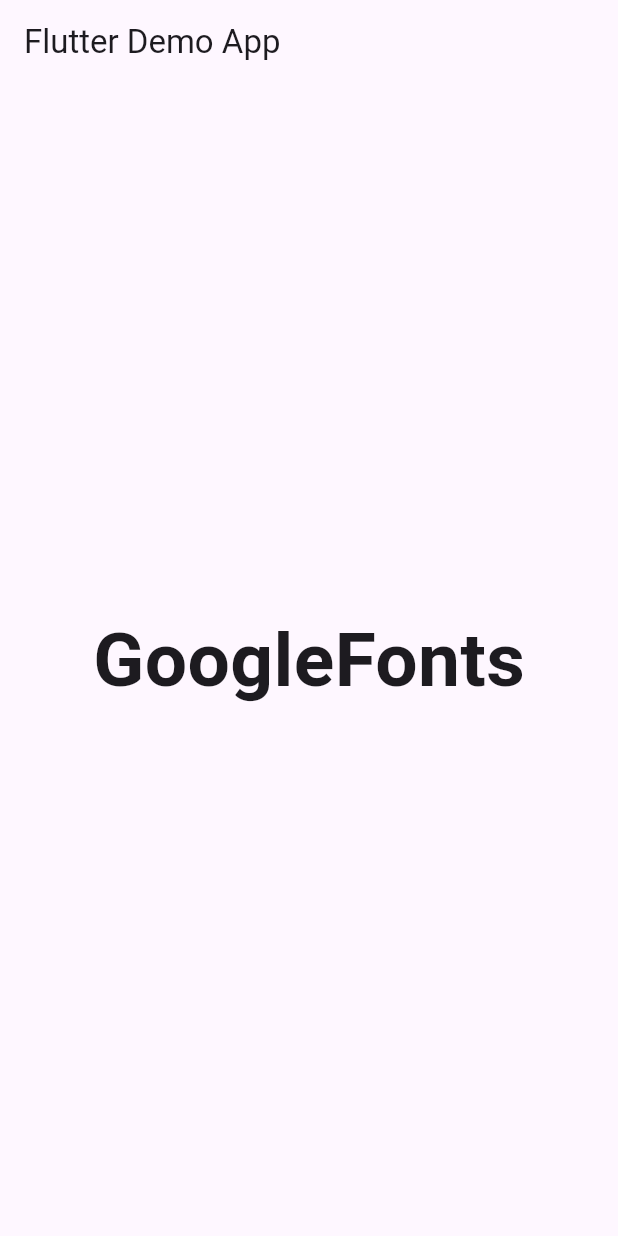
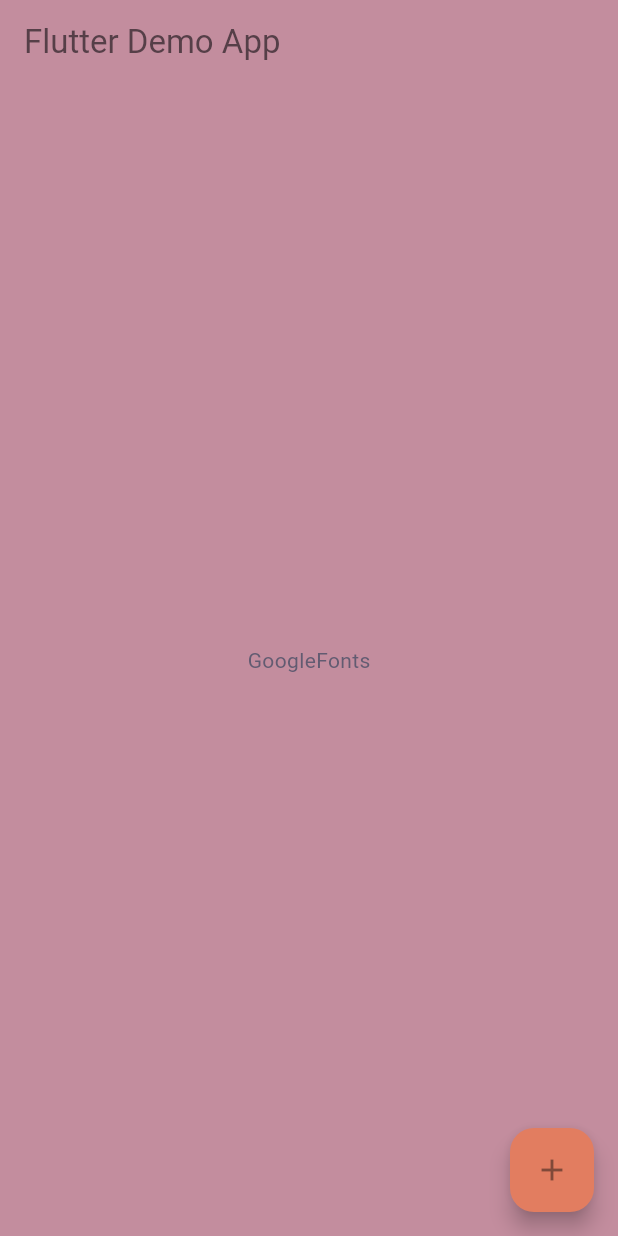
Before and after one commit to davidescapolan01/corso_flutter, a Flutter app: the screen it shows after launch, on a phone screen of 412 x 824 dp. Run offline on Flutter 3.47's test engine with Material 3 defaults, Android fonts, the phone set to English and light mode, and no system bars; our stand-ins replace google_fonts; Roboto replaces fonts that are missing (Abel, Agdasima).

Commit message:
Theme_&_ThemeData 4:58:59
Da iniziare la visione della lezione su +_Schermate.
Le lezioni precedenti si possono trovare nelle regio soprastanti a questa

```diff
--- a/lib/main.dart
+++ b/lib/main.dart
@@ -10,35 +10,40 @@ void main() {
   runApp(MyApp3());
 }
 
-
 //#region fino a 21 Slivers
 class MyApp extends StatelessWidget {
   const MyApp({super.key}); //ctor
 
   // This widget is the root of your application.
   @override
-  Widget build(BuildContext context) { //I method (build -> costruisce widget)
-    return MaterialApp( //accesso ad ambiente google
+  Widget build(BuildContext context) {
+    //I method (build -> costruisce widget)
+    return MaterialApp(
+      //accesso ad ambiente google
       title: 'Flutter Demo',
       theme: ThemeData(
         primarySwatch: Colors.blue,
       ),
-      home: const MyHomePage(title: 'Flutter Demo Home Page'), //schermata iniziale dell'app (fornisce titolo)
+      home: const MyHomePage(
+          title:
+              'Flutter Demo Home Page'), //schermata iniziale dell'app (fornisce titolo)
     );
   }
 }
 
 class MyHomePage extends StatefulWidget {
-  const MyHomePage({super.key, required this.title}); //pagina iniaiale app (richiede titolo)
+  const MyHomePage(
+      {super.key, required this.title}); //pagina iniaiale app (richiede titolo)
   final String title; //variabile titolo richiesta
 
   @override
-  State<MyHomePage> createState() => _MyHomePageState(); //classe dello stato del widget
+  State<MyHomePage> createState() =>
+      _MyHomePageState(); //classe dello stato del widget
 }
 
 class _MyHomePageState extends State<MyHomePage> {
   int _counter = 0;
-  List<int> lista = [1,2,3,4,5,6,7,8,9,10];
+  List<int> lista = [1, 2, 3, 4, 5, 6, 7, 8, 9, 10];
 
   void _incrementCounter() {
     setState(() {
@@ -721,7 +726,8 @@ class _MyHomePageState extends State<MyHomePage> {
 
       body: CustomScrollView(
         slivers: [
-          const SliverAppBar( // da guardare SliverPersistentHeader
+          const SliverAppBar(
+            // da guardare SliverPersistentHeader
             floating: true,
             //pinned: true,
             snap: true,
@@ -733,38 +739,34 @@ class _MyHomePageState extends State<MyHomePage> {
             ),
           ),
           const SliverToBoxAdapter(
-            child: Text('Lorem ipsum dolor sit amet, consectetur adipiscing elit. Pellentesque pulvinar viverra nisl, et venenatis odio tincidunt id. Morbi volutpat fermentum tellus, eget ornare nibh gravida vitae. Morbi consequat gravida turpis non fermentum. Quisque euismod lorem quis est faucibus, in tincidunt velit tempus. Nulla efficitur risus eget libero consectetur fermentum. Duis ac nulla nibh. Phasellus in felis non velit eleifend sollicitudin. Suspendisse ac lobortis nibh, quis efficitur mauris. Proin mollis consequat hendrerit. Quisque maximus porttitor lacus, a varius purus aliquet quis. Curabitur tristique auctor nunc, nec accumsan massa cursus ut. Nullam euismod lectus lacus. Nu'),
+            child: Text(
+                'Lorem ipsum dolor sit amet, consectetur adipiscing elit. Pellentesque pulvinar viverra nisl, et venenatis odio tincidunt id. Morbi volutpat fermentum tellus, eget ornare nibh gravida vitae. Morbi consequat gravida turpis non fermentum. Quisque euismod lorem quis est faucibus, in tincidunt velit tempus. Nulla efficitur risus eget libero consectetur fermentum. Duis ac nulla nibh. Phasellus in felis non velit eleifend sollicitudin. Suspendisse ac lobortis nibh, quis efficitur mauris. Proin mollis consequat hendrerit. Quisque maximus porttitor lacus, a varius purus aliquet quis. Curabitur tristique auctor nunc, nec accumsan massa cursus ut. Nullam euismod lectus lacus. Nu'),
           ),
           SliverList(
-            delegate: SliverChildBuilderDelegate(
-              childCount: 50,
-              (context, index) {
+            delegate:
+                SliverChildBuilderDelegate(childCount: 50, (context, index) {
               return ListTile(
                 leading: const CircleAvatar(
-                    backgroundImage: NetworkImage('https://i.pravatar.cc/150?img=2'),
+                  backgroundImage:
+                      NetworkImage('https://i.pravatar.cc/150?img=2'),
                 ),
                 title: Text('ciaoi $index'),
                 subtitle: const Text('data test subtitle test data'),
                 trailing: const Icon(Icons.favorite),
               );
-              }
-            ),
+            }),
           ),
           SliverGrid(
-            delegate: SliverChildBuilderDelegate(
-              childCount: 30,
-              (context, index) {
+            delegate:
+                SliverChildBuilderDelegate(childCount: 30, (context, index) {
               return GridTile(
                   header: GridTileBar(
                     backgroundColor: Colors.blueGrey,
                     title: Text('test grid $index'),
                     trailing: const Icon(Icons.connecting_airports_sharp),
                   ),
-
-                  child: const Image(image: AssetImage('images/argo.png'))
-                );
-              }
-            ),
+                  child: const Image(image: AssetImage('images/argo.png')));
+            }),
             gridDelegate: const SliverGridDelegateWithFixedCrossAxisCount(
               crossAxisCount: 2,
               crossAxisSpacing: 8,
@@ -773,7 +775,6 @@ class _MyHomePageState extends State<MyHomePage> {
           ),
         ],
       ),
-
       floatingActionButton: FloatingActionButton(
         onPressed: _incrementCounter,
         child: const Icon(Icons.add),
@@ -791,6 +792,7 @@ class MyApp2 extends StatefulWidget {
   @override
   State<MyApp2> createState() => _MyApp2State();
 }
+
 //card con img
 //double tap
 //icona cuore da bordo bianco a cuore pieno rosso
@@ -828,7 +830,6 @@ class _MyApp2State extends State<MyApp2> {
           body: Container(
             padding: EdgeInsets.all(10),
             alignment: Alignment.center,
-
             child: SizedBox(
               height: 400,
               // child: GestureDetector(
@@ -853,8 +854,8 @@ class _MyApp2State extends State<MyApp2> {
                       ),
                       Positioned(
                         child: Icon(
-                          liked? Icons.favorite : Icons.favorite_border,
-                          color: liked? Colors.red : Colors.grey,
+                          liked ? Icons.favorite : Icons.favorite_border,
+                          color: liked ? Colors.red : Colors.grey,
                           size: 40,
                         ),
                         top: 10,
@@ -873,7 +874,6 @@ class _MyApp2State extends State<MyApp2> {
 }
 //#endregion
 
-
 class MyApp3 extends StatefulWidget {
   const MyApp3({super.key});
 
@@ -888,12 +888,14 @@ class _MyApp3State extends State<MyApp3> {
   Widget build(BuildContext context) {
     return MaterialApp(
       title: 'Flutter Demo',
-      theme: ThemeData(
+      //#region fino a 25 Pacchetti_&_Librerie
+      /*theme: ThemeData(
           primarySwatch: Colors.blue,
         ),
       home: Scaffold(
         appBar: AppBar(
           title: const Text('Flutter Demo App'),
+          backgroundColor: Colors.blue,
         ),
         body:
         //#region 24 Dividere_App_in_Widget
@@ -909,8 +911,6 @@ class _MyApp3State extends State<MyApp3> {
         ),*/
         //#endregion
 
-
-
         //#region 25 Pacchetti_&_Librerie
         Center(
           child: Text(
@@ -922,7 +922,75 @@ class _MyApp3State extends State<MyApp3> {
           ),
         )
         //#endregion
+      ),*/
+      //#endregion
+
+      //#region 26 Theme_&_ThemeData
+      theme: ThemeData(
+        /*colorScheme: const ColorScheme .fromSwatch(
+            primarySwatch: Colors.blue,
+            accentColor: Colors.teal,
+            cardColor: Colors.indigo,
+            backgroundColor: Colors.cyan
+          ),*/
+        colorScheme: const ColorScheme(
+          brightness: Brightness.light,
+          primary: Color.fromARGB(255, 226, 125, 96),
+          onPrimary: Color.fromARGB(255, 128, 73, 57),
+          secondary: Color.fromARGB(255, 133, 220, 176),
+          onSecondary: Color.fromARGB(255, 72, 119, 98),
+          error: Color.fromARGB(255, 65, 179, 163),
+          onError: Color.fromARGB(255, 28, 87, 78),
+          background: Color.fromARGB(255, 232, 168, 124),
+          onBackground: Color.fromARGB(255, 96, 69, 56),
+          surface: Color.fromARGB(255, 195, 141, 158),
+          onSurface: Color.fromARGB(255, 86, 63, 72),
         ),
+        /*textTheme: TextTheme(
+              bodyMedium: TextStyle(
+                  fontFamily: GoogleFonts.abel().fontFamily,
+                  fontWeight: FontWeight.bold,
+                  fontSize: 45)),*/
+        textTheme: GoogleFonts.abelTextTheme(),
+        /*appBarTheme: AppBarTheme(
+            backgroundColor: Colors.greenAccent
+          ),
+          scaffoldBackgroundColor: Colors.purpleAccent,*/
+      ),
+      //darkTheme: ThemeData(),
+      /*home: Theme(
+          data: ThemeData(/*bla bla bla*/),
+          child: */
+      home: Scaffold(
+        appBar: AppBar(
+          title: const Text('Flutter Demo App'),
+        ),
+        body: Center(
+          child: Text('GoogleFonts',
+              style: TextStyle(color: Theme.of(context).colorScheme.secondary)),
+        ),
+        floatingActionButton:
+            FloatingActionButton(onPressed: () {}, child: Icon(Icons.add)),
+      ),
+      //)
+      //#endregion
+
+      //#region 27 +_Schermate
+      /*theme: ThemeData(
+        primarySwatch: Colors.blue,
+      ),
+      home: Scaffold(
+        appBar: AppBar(
+          title: const Text('Flutter Demo App'),
+          backgroundColor: Colors.blue,
+        ),
+        body: Center(
+          child: Text('GoogleFonts'),
+        ),
+        floatingActionButton: FloatingActionButton(onPressed: () { },
+        ),
+      )*/
+      //#endregion
     );
   }
 }
```
Lines whose indentation alone changed are shown as unchanged.
